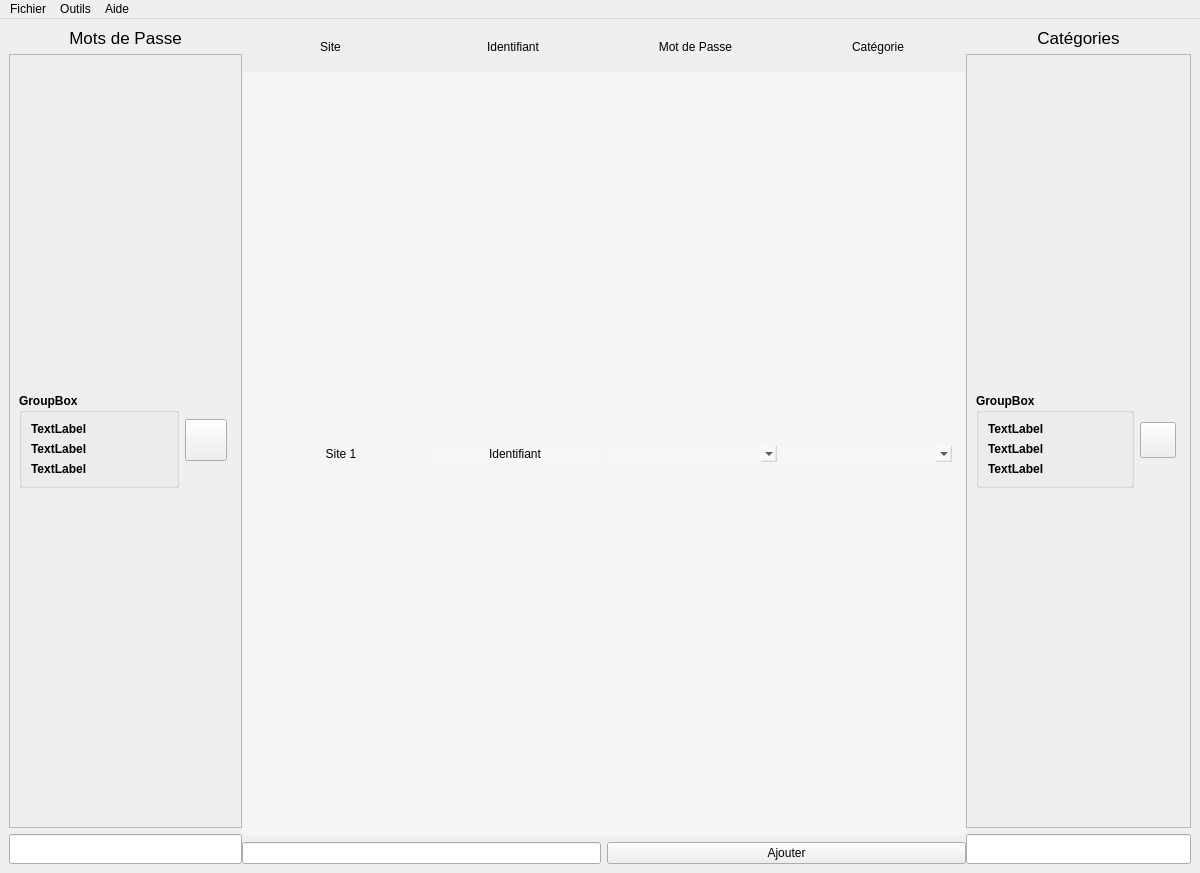
MindPass/Code, file Interface_graphique/PyQt/UI/fenetreGestion_test.ui: the form before one commit.
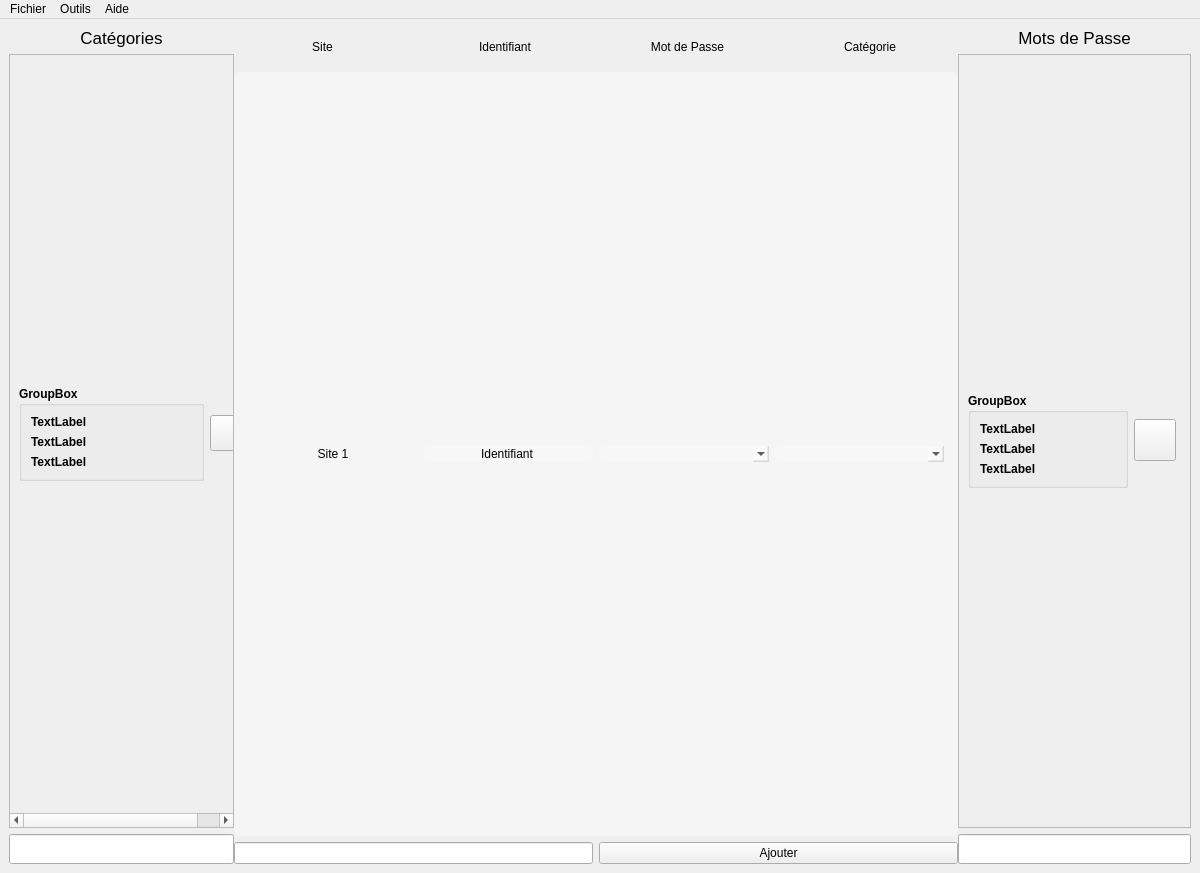
The form after the commit. Icons and pictures are not drawn.

The edit to the form file:
```diff
--- a/Interface_graphique/PyQt/UI/fenetreGestion_test.ui
+++ b/Interface_graphique/PyQt/UI/fenetreGestion_test.ui
@@ -105,16 +105,19 @@
        <number>0</number>
       </property>
       <widget class="QWidget" name="layoutWidget">
-       <layout class="QVBoxLayout" name="Passwords" stretch="0,0,1">
+       <layout class="QVBoxLayout" name="Categories" stretch="0,4,1">
+        <property name="sizeConstraint">
+         <enum>QLayout::SetNoConstraint</enum>
+        </property>
         <item>
-         <widget class="QLabel" name="titre_pwd">
+         <widget class="QLabel" name="titre_cat">
           <property name="font">
            <font>
             <pointsize>13</pointsize>
            </font>
           </property>
           <property name="text">
-           <string>Mots de Passe</string>
+           <string>Catégories</string>
           </property>
           <property name="alignment">
            <set>Qt::AlignCenter</set>
@@ -125,36 +128,36 @@
          </widget>
         </item>
         <item>
-         <widget class="QScrollArea" name="scrollArea_pwd">
-          <property name="maximumSize">
-           <size>
-            <width>16777215</width>
-            <height>16777215</height>
-           </size>
-          </property>
+         <widget class="QScrollArea" name="scrollArea_cat">
           <property name="widgetResizable">
            <bool>true</bool>
           </property>
           <property name="alignment">
            <set>Qt::AlignLeading|Qt::AlignLeft|Qt::AlignTop</set>
           </property>
-          <widget class="QWidget" name="scrollAreaWidgetContents_pwd">
+          <widget class="QWidget" name="scrollAreaWidgetContents_cat">
            <property name="geometry">
             <rect>
              <x>0</x>
              <y>0</y>
-             <width>274</width>
-             <height>701</height>
+             <width>250</width>
+             <height>752</height>
             </rect>
            </property>
-           <layout class="QVBoxLayout" name="verticalLayout_2">
+           <property name="minimumSize">
+            <size>
+             <width>250</width>
+             <height>0</height>
+            </size>
+           </property>
+           <layout class="QVBoxLayout" name="verticalLayout_3">
             <property name="rightMargin">
              <number>14</number>
             </property>
             <item>
-             <layout class="QHBoxLayout" name="ligne_pwd" stretch="20,1">
+             <layout class="QHBoxLayout" name="ligne_categorie" stretch="20,1">
               <item>
-               <widget class="QGroupBox" name="groupBox">
+               <widget class="QGroupBox" name="groupBox_2">
                 <property name="font">
                  <font>
                   <weight>75</weight>
@@ -164,23 +167,23 @@
                 <property name="title">
                  <string>GroupBox</string>
                 </property>
-                <layout class="QVBoxLayout" name="verticalLayout_4">
+                <layout class="QVBoxLayout" name="verticalLayout_5">
                  <item>
-                  <widget class="QLabel" name="sites_lies_pwd_2">
+                  <widget class="QLabel" name="sites_lies_cat">
                    <property name="text">
                     <string>TextLabel</string>
                    </property>
                   </widget>
                  </item>
                  <item>
-                  <widget class="QLabel" name="sites_lies_pwd">
+                  <widget class="QLabel" name="sites_lies_cat_2">
                    <property name="text">
                     <string>TextLabel</string>
                    </property>
                   </widget>
                  </item>
                  <item>
-                  <widget class="QLabel" name="sites_lies_pwd_3">
+                  <widget class="QLabel" name="sites_lies_cat_3">
                    <property name="text">
                     <string>TextLabel</string>
                    </property>
@@ -190,20 +193,14 @@
                </widget>
               </item>
               <item>
-               <widget class="QPushButton" name="pushButton_pwd">
+               <widget class="QPushButton" name="pushButton_cat">
                 <property name="enabled">
                  <bool>true</bool>
                 </property>
-                <property name="minimumSize">
-                 <size>
-                  <width>42</width>
-                  <height>42</height>
-                 </size>
-                </property>
                 <property name="maximumSize">
                  <size>
-                  <width>42</width>
-                  <height>42</height>
+                  <width>36</width>
+                  <height>36</height>
                  </size>
                 </property>
                 <property name="text">
@@ -218,7 +215,7 @@
          </widget>
         </item>
         <item>
-         <widget class="QLineEdit" name="ajouter_pwd">
+         <widget class="QLineEdit" name="ajouter_cat">
           <property name="minimumSize">
            <size>
             <width>0</width>
@@ -322,8 +319,8 @@
             <rect>
              <x>0</x>
              <y>0</y>
-             <width>621</width>
-             <height>690</height>
+             <width>767</width>
+             <height>746</height>
             </rect>
            </property>
            <layout class="QVBoxLayout" name="verticalLayout">
@@ -393,19 +390,16 @@
        </layout>
       </widget>
       <widget class="QWidget" name="layoutWidget">
-       <layout class="QVBoxLayout" name="Categories" stretch="0,4,1">
-        <property name="sizeConstraint">
-         <enum>QLayout::SetNoConstraint</enum>
-        </property>
+       <layout class="QVBoxLayout" name="Passwords" stretch="0,0,1">
         <item>
-         <widget class="QLabel" name="titre_cat">
+         <widget class="QLabel" name="titre_pwd">
           <property name="font">
            <font>
             <pointsize>13</pointsize>
            </font>
           </property>
           <property name="text">
-           <string>Catégories</string>
+           <string>Mots de Passe</string>
           </property>
           <property name="alignment">
            <set>Qt::AlignCenter</set>
@@ -416,30 +410,36 @@
          </widget>
         </item>
         <item>
-         <widget class="QScrollArea" name="scrollArea_cat">
+         <widget class="QScrollArea" name="scrollArea_pwd">
+          <property name="maximumSize">
+           <size>
+            <width>16777215</width>
+            <height>16777215</height>
+           </size>
+          </property>
           <property name="widgetResizable">
            <bool>true</bool>
           </property>
           <property name="alignment">
            <set>Qt::AlignLeading|Qt::AlignLeft|Qt::AlignTop</set>
           </property>
-          <widget class="QWidget" name="scrollAreaWidgetContents_cat">
+          <widget class="QWidget" name="scrollAreaWidgetContents_pwd">
            <property name="geometry">
             <rect>
              <x>0</x>
              <y>0</y>
-             <width>263</width>
-             <height>701</height>
+             <width>218</width>
+             <height>769</height>
             </rect>
            </property>
-           <layout class="QVBoxLayout" name="verticalLayout_3">
+           <layout class="QVBoxLayout" name="verticalLayout_2">
             <property name="rightMargin">
              <number>14</number>
             </property>
             <item>
-             <layout class="QHBoxLayout" name="ligne_categorie" stretch="20,1">
+             <layout class="QHBoxLayout" name="ligne_pwd" stretch="20,1">
               <item>
-               <widget class="QGroupBox" name="groupBox_2">
+               <widget class="QGroupBox" name="groupBox">
                 <property name="font">
                  <font>
                   <weight>75</weight>
@@ -449,23 +449,23 @@
                 <property name="title">
                  <string>GroupBox</string>
                 </property>
-                <layout class="QVBoxLayout" name="verticalLayout_5">
+                <layout class="QVBoxLayout" name="verticalLayout_4">
                  <item>
-                  <widget class="QLabel" name="sites_lies_cat">
+                  <widget class="QLabel" name="sites_lies_pwd_2">
                    <property name="text">
                     <string>TextLabel</string>
                    </property>
                   </widget>
                  </item>
                  <item>
-                  <widget class="QLabel" name="sites_lies_cat_2">
+                  <widget class="QLabel" name="sites_lies_pwd">
                    <property name="text">
                     <string>TextLabel</string>
                    </property>
                   </widget>
                  </item>
                  <item>
-                  <widget class="QLabel" name="sites_lies_cat_3">
+                  <widget class="QLabel" name="sites_lies_pwd_3">
                    <property name="text">
                     <string>TextLabel</string>
                    </property>
@@ -475,14 +475,20 @@
                </widget>
               </item>
               <item>
-               <widget class="QPushButton" name="pushButton_cat">
+               <widget class="QPushButton" name="pushButton_pwd">
                 <property name="enabled">
                  <bool>true</bool>
                 </property>
+                <property name="minimumSize">
+                 <size>
+                  <width>42</width>
+                  <height>42</height>
+                 </size>
+                </property>
                 <property name="maximumSize">
                  <size>
-                  <width>36</width>
-                  <height>36</height>
+                  <width>42</width>
+                  <height>42</height>
                  </size>
                 </property>
                 <property name="text">
@@ -497,7 +503,7 @@
          </widget>
         </item>
         <item>
-         <widget class="QLineEdit" name="ajouter_cat">
+         <widget class="QLineEdit" name="ajouter_pwd">
           <property name="minimumSize">
            <size>
             <width>0</width>
```
Left out of the diff: 4 changed lines with no effect on the pictures.
